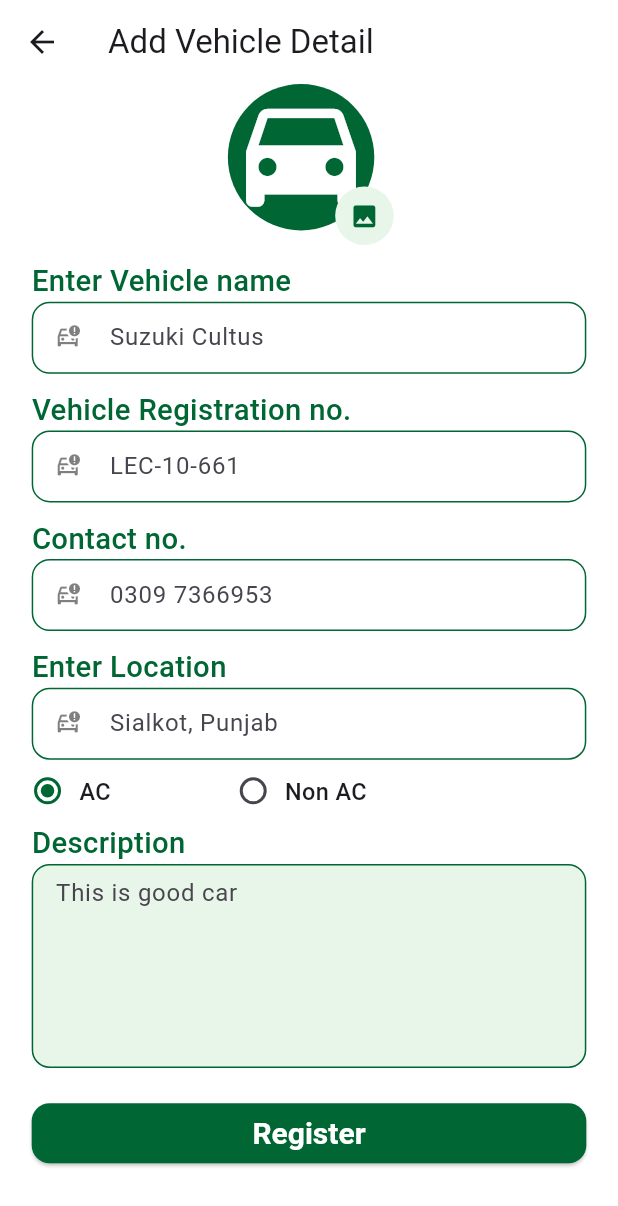
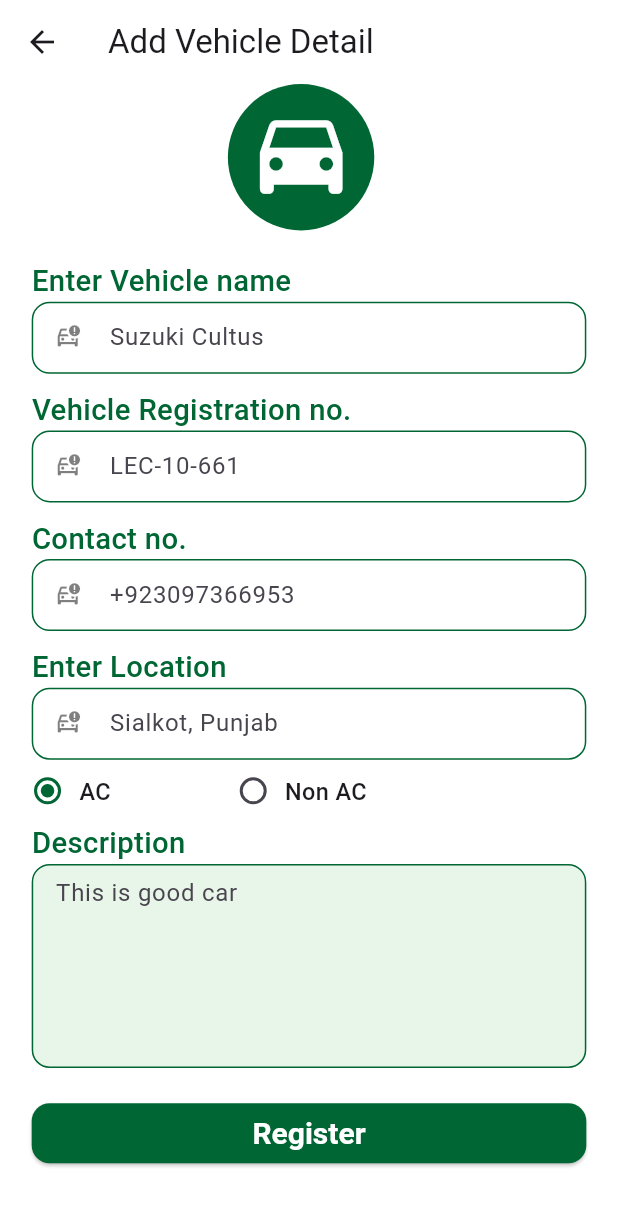
Before and after one commit to SUBHANJANJUA/FYP_vehicle_booking, a Flutter app: the AddVehicleView screen opened by its route, after a tap on "Next", on a phone screen of 412 x 824 dp. Shown: the top 1206 px of the screen. Run offline on Flutter 3.47's test engine with Material 3 defaults, Android fonts, the phone set to English and light mode, and no system bars; our stand-ins replace cloud_firestore, firebase_auth, firebase_core, flutter_easyloading, flutter_screenutil, get and 4 more; missing offline and left inert: flutter_phone_direct_caller; accounts and stored records are empty.

Commit message:
add vehicle detail

```diff
--- /dev/null
+++ b/lib/app/data/models/vehicle_model.dart
@@ -0,0 +1,52 @@
+class VehicleModel {
+  final String name;
+  final String number;
+  final String contact;
+  final String location;
+  final String description;
+  final String acType;
+  final String vehicleType;
+  final String userId;
+  final DateTime createdAt;
+
+  VehicleModel({
+    required this.name,
+    required this.number,
+    required this.contact,
+    required this.location,
+    required this.description,
+    required this.acType,
+    required this.vehicleType,
+    required this.userId,
+    required this.createdAt,
+  });
+
+  Map<String, dynamic> toJson() {
+    return {
+      "name": name,
+      "number": number,
+      "contact": contact,
+      "location": location,
+      "description": description,
+      "acType": acType,
+      "vehicleType": vehicleType,
+      "userId": userId,
+      "createdAt": createdAt.toIso8601String(),
+    };
+  }
+
+  factory VehicleModel.fromJson(Map<String, dynamic> json) {
+    return VehicleModel(
+      name: json["name"] ?? '',
+      number: json["number"] ?? '',
+      contact: json["contact"] ?? '',
+      location: json["location"] ?? '',
+      description: json["description"] ?? '',
+      acType: json["acType"] ?? '',
+      vehicleType: json["vehicleType"] ?? '',
+      userId: json["userId"] ?? '',
+      createdAt:
+          DateTime.parse(json["createdAt"] ?? DateTime.now().toIso8601String()),
+    );
+  }
+}
--- a/lib/app/modules/add_vehicle/views/add_vehicle_detail_view.dart
+++ b/lib/app/modules/add_vehicle/views/add_vehicle_detail_view.dart
@@ -5,15 +5,19 @@ import 'package:vehicle_booking/app/data/app_colors.dart';
 import 'package:vehicle_booking/app/data/util/heading16Green.dart';
 import 'package:vehicle_booking/app/modules/add_vehicle/controllers/add_vehicle_controller.dart';
 import 'package:vehicle_booking/app/modules/home/views/home_view.dart';
+import 'package:vehicle_booking/app/modules/signup/controllers/signup_controller.dart';
 
 class AddVehicleDetailView extends StatelessWidget {
   AddVehicleDetailView({super.key});
   final AddVehicleController controller = Get.put(AddVehicleController());
+  final SignupController signupcontroller = Get.put(SignupController());
+
   final _formkey = GlobalKey<FormState>();
   @override
   Widget build(BuildContext context) {
     return Scaffold(
       //  resizeToAvoidBottomInset: false,
+
       appBar: AppBar(
         backgroundColor: AppColors.white,
         surfaceTintColor: AppColors.white,
@@ -40,42 +44,33 @@ class AddVehicleDetailView extends StatelessWidget {
                               color: AppColors.green,
                               shape: BoxShape.circle,
                             ),
-                            child: controller.pickedImage.value != null
-                                ? ClipOval(
-                                    child: Image.file(
-                                      controller.pickedImage.value!,
-                                      fit: BoxFit.cover,
-                                      width: 100.w,
-                                      height: 100.h,
-                                    ),
-                                  )
-                                : Icon(
-                                    Icons.drive_eta,
-                                    color: Colors.white,
-                                    size: 100.sp,
-                                  ),
+                            child: Icon(
+                              Icons.drive_eta,
+                              color: Colors.white,
+                              size: 75.sp,
+                            ),
                           ),
                         ),
-                        Positioned(
-                          top: 70.h,
-                          right: 120.w,
-                          child: InkWell(
-                            onTap: controller.pickImage,
-                            child: Container(
-                              width: 40.w,
-                              height: 40.h,
-                              decoration: BoxDecoration(
-                                color: AppColors.lighGreen,
-                                shape: BoxShape.circle,
-                              ),
-                              child: Icon(
-                                Icons.photo,
-                                color: AppColors.green,
-                                size: 20.sp,
-                              ),
-                            ),
-                          ),
-                        )
+                        // Positioned(
+                        //   top: 70.h,
+                        //   right: 120.w,
+                        //   child: InkWell(
+                        //     onTap: controller.pickImage,
+                        //     child: Container(
+                        //       width: 40.w,
+                        //       height: 40.h,
+                        //       decoration: BoxDecoration(
+                        //         color: AppColors.lighGreen,
+                        //         shape: BoxShape.circle,
+                        //       ),
+                        //       child: Icon(
+                        //         Icons.photo,
+                        //         color: AppColors.green,
+                        //         size: 20.sp,
+                        //       ),
+                        //     ),
+                        //   ),
+                        // )
                       ],
                     ),
                   ),
@@ -138,7 +133,7 @@ class AddVehicleDetailView extends StatelessWidget {
                   TextFormField(
                     controller: controller.contactController,
                     decoration: InputDecoration(
-                      hintText: '0309 7366953',
+                      hintText: '+923097366953',
                       prefixIcon: Icon(
                         Icons.car_crash_outlined,
                         color: Colors.black.withValues(alpha: 0.50),
@@ -148,7 +143,7 @@ class AddVehicleDetailView extends StatelessWidget {
                       if (value == null || value.isEmpty) {
                         return "Enter Contact no.";
                       }
-                      if (value.length != 11) {
+                      if (value.length != 13) {
                         return "Contact no. be at least 11 characters";
                       }
                       return null;
@@ -179,7 +174,7 @@ class AddVehicleDetailView extends StatelessWidget {
                       return null;
                     },
                   ),
-                  controller.selectedValue.value == 3
+                  controller.vehicleType.value == 3
                       ? SizedBox.shrink()
                       : Column(
                           children: [
@@ -270,19 +265,14 @@ class AddVehicleDetailView extends StatelessWidget {
                   SizedBox(
                     width: double.infinity,
                     child: ElevatedButton(
-                        onPressed: () {
-                          if (controller.pickedImage.value == null) {
-                            Get.snackbar(
-                              "Image Required",
-                              "Please upload a vehicle photo",
-                              backgroundColor: AppColors.lighGreen,
-                              colorText: AppColors.green,
-                            );
-                            return;
-                          }
+                        onPressed: () async {
                           if (_formkey.currentState!.validate()) {
-                            Get.offAll(() => HomeView());
-                            // controller.saveVehicle();
+                            final user = signupcontroller.userModel.value;
+                            if (user != null) {
+                              await controller.saveVehicleToFirebase(
+                                  userId: user.uid);
+                              Get.offAll(() => HomeView());
+                            }
                           }
                         },
                         child: Text(
--- a/lib/app/modules/add_vehicle/views/add_vehicle_view.dart
+++ b/lib/app/modules/add_vehicle/views/add_vehicle_view.dart
@@ -53,8 +53,8 @@ class AddVehicleView extends GetView<AddVehicleController> {
                     height: 20.h,
                     child: Radio(
                       value: 1,
-                      groupValue: controller.selectedValue.value,
-                      onChanged: controller.onChanged,
+                      groupValue: controller.vehicleType.value,
+                      onChanged: controller.onChangedVehicleType,
                       activeColor: AppColors.green,
                     ),
                   ),
@@ -76,8 +76,8 @@ class AddVehicleView extends GetView<AddVehicleController> {
                     height: 20.h,
                     child: Radio(
                       value: 2,
-                      groupValue: controller.selectedValue.value,
-                      onChanged: controller.onChanged,
+                      groupValue: controller.vehicleType.value,
+                      onChanged: controller.onChangedVehicleType,
                       activeColor: AppColors.green,
                     ),
                   ),
@@ -99,14 +99,37 @@ class AddVehicleView extends GetView<AddVehicleController> {
                     height: 20.h,
                     child: Radio(
                       value: 3,
-                      groupValue: controller.selectedValue.value,
-                      onChanged: controller.onChanged,
+                      groupValue: controller.vehicleType.value,
+                      onChanged: controller.onChangedVehicleType,
                       activeColor: AppColors.green,
                     ),
                   ),
                   SizedBox(width: 10.w),
                   Text(
                     'Register a loader vehicle',
+                    style: TextStyle(
+                      fontSize: 16.sp,
+                      fontWeight: FontWeight.w500,
+                    ),
+                  ),
+                ],
+              ),
+              SizedBox(height: 20.h),
+              Row(
+                children: [
+                  SizedBox(
+                    width: 20.w,
+                    height: 20.h,
+                    child: Radio(
+                      value: 4,
+                      groupValue: controller.vehicleType.value,
+                      onChanged: controller.onChangedVehicleType,
+                      activeColor: AppColors.green,
+                    ),
+                  ),
+                  SizedBox(width: 10.w),
+                  Text(
+                    'Register a byke ',
                     style: TextStyle(
                       fontSize: 16.sp,
                       fontWeight: FontWeight.w500,
--- a/lib/app/modules/signup/views/signup_choice.dart
+++ b/lib/app/modules/signup/views/signup_choice.dart
@@ -58,7 +58,7 @@ class SignupChoiceView extends StatelessWidget {
                   ),
                   SizedBox(width: 10.w),
                   Text(
-                    'Register a vehicle',
+                    'Register as a driver',
                     style: TextStyle(
                       fontSize: 16,
                       fontWeight: FontWeight.w500,
```
Also changed, not shown: lib/app/modules/add_vehicle/controllers/add_vehicle_controller.dart (+34 -19 lines), lib/app/modules/home/controllers/home_controller.dart (+15 -0 lines), lib/app/modules/home/views/car_tab_view.dart (+42 -30 lines), 4 other files.
